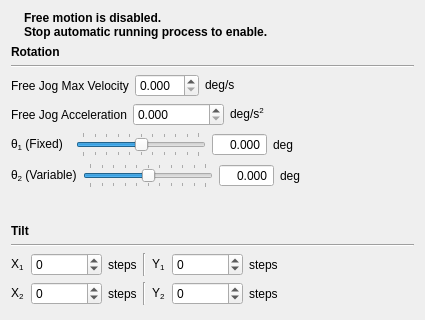
This is client/src/windows/freejog_window.ui in lPrimemaster/DCScan-GUI as Qt 5 draws it before an edit; both pictures show x 0 to 425 and y 0 to 320 of the 425 by 462 pixel window. The edited form follows.
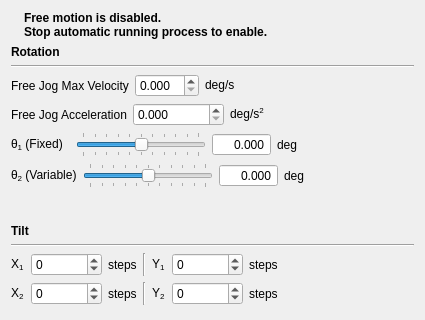
This is the edited form. Icons and pictures are not drawn.

Diff of the .ui file:
```diff
--- a/client/src/windows/freejog_window.ui
+++ b/client/src/windows/freejog_window.ui
@@ -265,6 +265,9 @@
        <property name="decimals">
         <number>3</number>
        </property>
+       <property name="minimum">
+        <double>-360.000000000000000</double>
+       </property>
        <property name="maximum">
         <double>360.000000000000000</double>
        </property>
@@ -358,6 +361,9 @@
        <property name="decimals">
         <number>3</number>
        </property>
+       <property name="minimum">
+        <double>-360.000000000000000</double>
+       </property>
        <property name="maximum">
         <double>360.000000000000000</double>
        </property>
```
